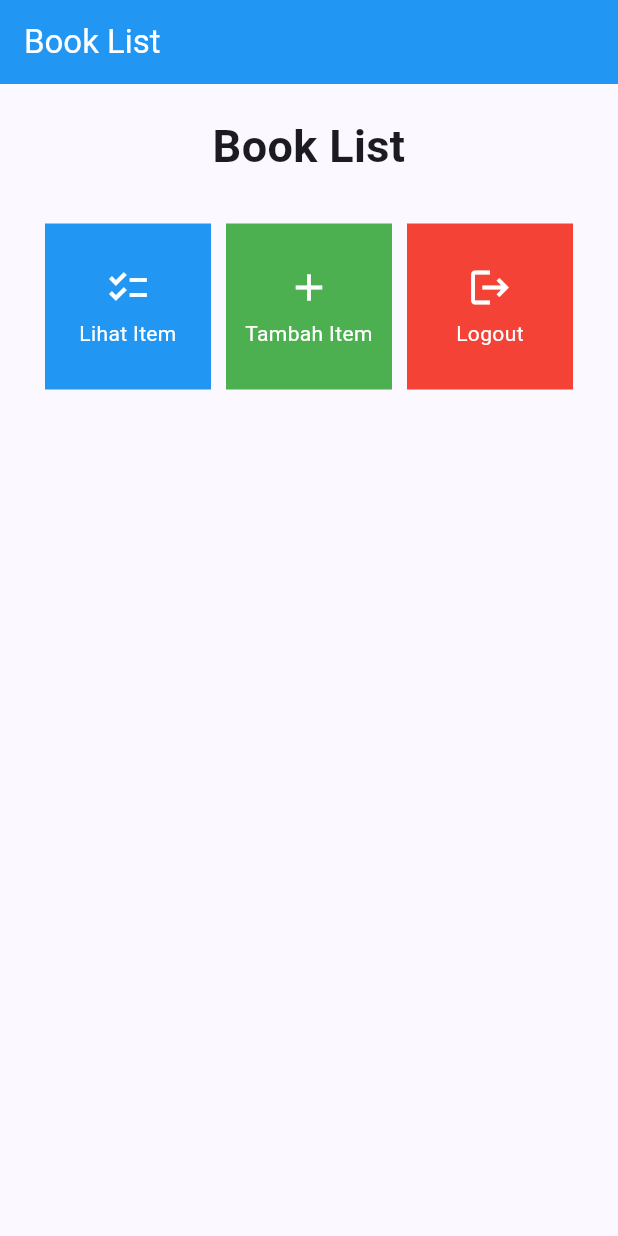
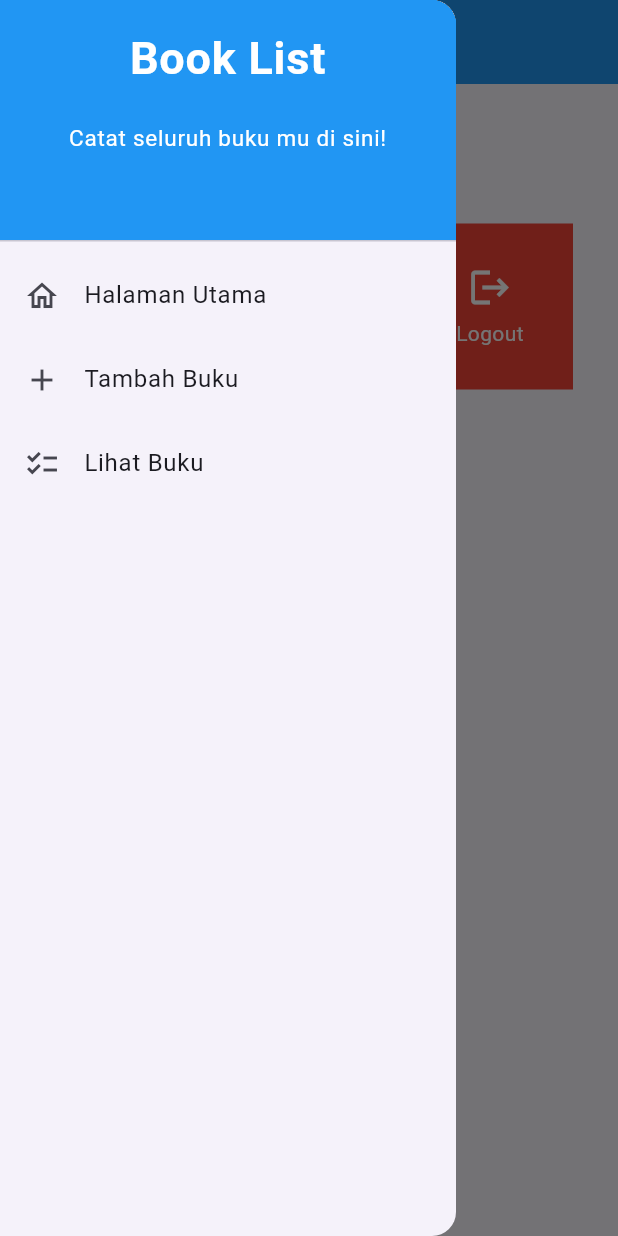
Before and after one commit to riozulfandy/book_list_mobile, a Flutter app: the screen it shows after launch, with the side drawer open (before the commit the screen has no drawer), on a phone screen of 412 x 824 dp. Run offline on Flutter 3.47's test engine with Material 2 defaults, Android fonts, the light colour scheme and no system bars.

Commit message:
Selesai Tugas 8

```diff
--- a/lib/main.dart
+++ b/lib/main.dart
@@ -1,5 +1,5 @@
 import 'package:flutter/material.dart';
-import 'package:book_list/menu.dart';
+import 'package:book_list/screens/menu.dart';
 
 void main() {
   runApp(const MyApp());
--- a/lib/menu.dart
+++ /dev/null
@@ -1,113 +0,0 @@
-import 'package:flutter/material.dart';
-
-class MyHomePage extends StatelessWidget {
-  MyHomePage({Key? key}) : super(key: key);
-  final List<ShopItem> items = [
-    ShopItem("Lihat Item", Icons.checklist, Colors.blue),
-    ShopItem("Tambah Item", Icons.add, Colors.green),
-    ShopItem("Logout", Icons.logout, Colors.red),
-  ];
-
-  @override
-  Widget build(BuildContext context) {
-    return Scaffold(
-      appBar: AppBar(
-        backgroundColor: Colors.blue,
-        title: const Text(
-          'Book List',
-          style: TextStyle(color: Colors.white),
-        ),
-      ),
-      body: SingleChildScrollView(
-        // Widget wrapper yang dapat discroll
-        child: Padding(
-          padding: const EdgeInsets.all(10.0), // Set padding dari halaman
-          child: Column(
-            // Widget untuk menampilkan children secara vertikal
-            children: <Widget>[
-              const Padding(
-                padding: EdgeInsets.only(top: 10.0, bottom: 10.0),
-                // Widget Text untuk menampilkan tulisan dengan alignment center dan style yang sesuai
-                child: Text(
-                  'Book List', // Text yang menandakan toko
-                  textAlign: TextAlign.center,
-                  style: TextStyle(
-                    fontSize: 30,
-                    fontWeight: FontWeight.bold,
-                  ),
-                ),
-              ),
-              // Grid layout
-              GridView.count(
-                // Container pada card kita.
-                primary: true,
-                padding: const EdgeInsets.all(20),
-                crossAxisSpacing: 10,
-                mainAxisSpacing: 10,
-                crossAxisCount: 3,
-                shrinkWrap: true,
-                children: items.map((ShopItem item) {
-                  // Iterasi untuk setiap item
-                  return ShopCard(item);
-                }).toList(),
-              ),
-            ],
-          ),
-        ),
-      ),
-    );
-  }
-}
-
-class ShopItem {
-  final String name;
-  final IconData icon;
-  final Color color;
-
-  ShopItem(this.name, this.icon, this.color);
-}
-
-class ShopCard extends StatelessWidget {
-  final ShopItem item;
-
-  const ShopCard(this.item, {super.key}); // Constructor
-
-  @override
-  Widget build(BuildContext context) {
-    return Material(
-      color: item.color,
-      child: InkWell(
-        // Area responsive terhadap sentuhan
-        onTap: () {
-          // Memunculkan SnackBar ketika diklik
-          ScaffoldMessenger.of(context)
-            ..hideCurrentSnackBar()
-            ..showSnackBar(SnackBar(
-                content: Text("Kamu telah menekan tombol ${item.name}!")));
-        },
-        child: Container(
-          // Container untuk menyimpan Icon dan Text
-          padding: const EdgeInsets.all(8),
-          child: Center(
-            child: Column(
-              mainAxisAlignment: MainAxisAlignment.center,
-              children: [
-                Icon(
-                  item.icon,
-                  color: Colors.white,
-                  size: 30.0,
-                ),
-                const Padding(padding: EdgeInsets.all(3)),
-                Text(
-                  item.name,
-                  textAlign: TextAlign.center,
-                  style: const TextStyle(color: Colors.white),
-                ),
-              ],
-            ),
-          ),
-        ),
-      ),
-    );
-  }
-}
--- /dev/null
+++ b/lib/screens/menu.dart
@@ -0,0 +1,63 @@
+import 'package:flutter/material.dart';
+import 'package:book_list/widgets/left_drawer.dart';
+import 'package:book_list/widgets/book_card.dart';
+
+class MyHomePage extends StatelessWidget {
+  MyHomePage({Key? key}) : super(key: key);
+  final List<BookItem> items = [
+    BookItem("Lihat Buku", Icons.checklist, Colors.indigo),
+    BookItem("Tambah Buku", Icons.add, Colors.green),
+    BookItem("Logout", Icons.logout, Colors.red),
+  ];
+
+  @override
+  Widget build(BuildContext context) {
+    return Scaffold(
+      appBar: AppBar(
+        backgroundColor: Colors.blue,
+        title: const Text(
+          'Book List',
+          style: TextStyle(color: Colors.white),
+        ),
+      ),
+      drawer: const LeftDrawer(),
+      body: SingleChildScrollView(
+        // Widget wrapper yang dapat discroll
+        child: Padding(
+          padding: const EdgeInsets.all(10.0), // Set padding dari halaman
+          child: Column(
+            // Widget untuk menampilkan children secara vertikal
+            children: <Widget>[
+              const Padding(
+                padding: EdgeInsets.only(top: 10.0, bottom: 10.0),
+                // Widget Text untuk menampilkan tulisan dengan alignment center dan style yang sesuai
+                child: Text(
+                  'Book List', // Text yang menandakan toko
+                  textAlign: TextAlign.center,
+                  style: TextStyle(
+                    fontSize: 30,
+                    fontWeight: FontWeight.bold,
+                  ),
+                ),
+              ),
+              // Grid layout
+              GridView.count(
+                // Container pada card kita.
+                primary: true,
+                padding: const EdgeInsets.all(20),
+                crossAxisSpacing: 10,
+                mainAxisSpacing: 10,
+                crossAxisCount: 3,
+                shrinkWrap: true,
+                children: items.map((BookItem item) {
+                  // Iterasi untuk setiap item
+                  return BookCard(item);
+                }).toList(),
+              ),
+            ],
+          ),
+        ),
+      ),
+    );
+  }
+}
--- /dev/null
+++ b/lib/widgets/book_card.dart
@@ -0,0 +1,77 @@
+import 'package:flutter/material.dart';
+import 'package:book_list/screens/booklist_form.dart';
+import 'package:book_list/screens/booklist_items.dart';
+
+class BookItem {
+  final String name;
+  final IconData icon;
+  final Color color;
+
+  BookItem(this.name, this.icon, this.color);
+}
+
+class Item {
+  final String name;
+  final int amount;
+  final String description;
+
+  Item({
+    required this.name,
+    required this.amount,
+    required this.description,
+  });
+}
+
+class BookCard extends StatelessWidget {
+  final BookItem item;
+
+  const BookCard(this.item, {super.key}); // Constructor
+
+  @override
+  Widget build(BuildContext context) {
+    return Material(
+      color: item.color,
+      child: InkWell(
+        // Area responsive terhadap sentuhan
+        onTap: () {
+          // Memunculkan SnackBar ketika diklik
+          ScaffoldMessenger.of(context)
+            ..hideCurrentSnackBar()
+            ..showSnackBar(SnackBar(
+                content: Text("Kamu telah menekan tombol ${item.name}!")));
+          if (item.name == "Tambah Buku") {
+            // TODO: Gunakan Navigator.push untuk melakukan navigasi ke MaterialPageRoute yang mencakup ShopFormPage.
+            Navigator.push(context,
+                MaterialPageRoute(builder: (context) => const BookFormPage()));
+          } else if (item.name == "Lihat Buku") {
+            // TODO: Gunakan Navigator.push untuk melakukan navigasi ke MaterialPageRoute yang mencakup ShopFormPage.
+            Navigator.push(context,
+                MaterialPageRoute(builder: (context) => const ItemsPage()));
+          }
+        },
+        child: Container(
+          // Container untuk menyimpan Icon dan Text
+          padding: const EdgeInsets.all(8),
+          child: Center(
+            child: Column(
+              mainAxisAlignment: MainAxisAlignment.center,
+              children: [
+                Icon(
+                  item.icon,
+                  color: Colors.white,
+                  size: 30.0,
+                ),
+                const Padding(padding: EdgeInsets.all(3)),
+                Text(
+                  item.name,
+                  textAlign: TextAlign.center,
+                  style: const TextStyle(color: Colors.white),
+                ),
+              ],
+            ),
+          ),
+        ),
+      ),
+    );
+  }
+}
--- /dev/null
+++ b/lib/widgets/left_drawer.dart
@@ -0,0 +1,87 @@
+import 'package:flutter/material.dart';
+import 'package:book_list/screens/menu.dart';
+// TODO: Impor halaman BookFormPage jika sudah dibuat
+import 'package:book_list/screens/booklist_form.dart';
+import 'package:book_list/screens/booklist_items.dart';
+
+class LeftDrawer extends StatelessWidget {
+  const LeftDrawer({super.key});
+
+  @override
+  Widget build(BuildContext context) {
+    return Drawer(
+      child: ListView(
+        children: [
+          const DrawerHeader(
+            // TODO: Bagian drawer header
+            decoration: BoxDecoration(
+              color: Colors.blue,
+            ),
+            child: Column(
+              children: [
+                Text(
+                  'Book List',
+                  textAlign: TextAlign.center,
+                  style: TextStyle(
+                    fontSize: 30,
+                    fontWeight: FontWeight.bold,
+                    color: Colors.white,
+                  ),
+                ),
+                Padding(padding: EdgeInsets.all(10)),
+                Text("Catat seluruh buku mu di sini!",
+                    // TODO: Tambahkan gaya teks dengan center alignment, font ukuran 15, warna putih, dan weight biasa
+                    textAlign: TextAlign.center,
+                    style: TextStyle(
+                      fontSize: 15,
+                      color: Colors.white,
+                    )),
+              ],
+            ),
+          ),
+          // TODO: Bagian routing
+          ListTile(
+            leading: const Icon(Icons.home_outlined),
+            title: const Text('Halaman Utama'),
+            // Bagian redirection ke MyHomePage
+            onTap: () {
+              Navigator.pushReplacement(
+                  context,
+                  MaterialPageRoute(
+                    builder: (context) => MyHomePage(),
+                  ));
+            },
+          ),
+          ListTile(
+            leading: const Icon(Icons.add),
+            title: const Text('Tambah Buku'),
+            // Bagian redirection ke BookFormPage
+            onTap: () {
+              /*
+              TODO: Buatlah routing ke BookFormPage di sini,
+              setelah halaman BookFormPage sudah dibuat.
+              */
+              Navigator.push(
+                  context,
+                  MaterialPageRoute(
+                      builder: (context) => const BookFormPage()));
+            },
+          ),
+          ListTile(
+            leading: const Icon(Icons.checklist),
+            title: const Text('Lihat Buku'),
+            // Bagian redirection ke BookFormPage
+            onTap: () {
+              /*
+              TODO: Buatlah routing ke BookFormPage di sini,
+              setelah halaman BookFormPage sudah dibuat.
+              */
+              Navigator.push(context,
+                  MaterialPageRoute(builder: (context) => const ItemsPage()));
+            },
+          )
+        ],
+      ),
+    );
+  }
+}
```
Also changed, not shown: lib/screens/booklist_form.dart (added, +169 -0 lines), lib/screens/booklist_items.dart (added, +36 -0 lines), 1 other file.
